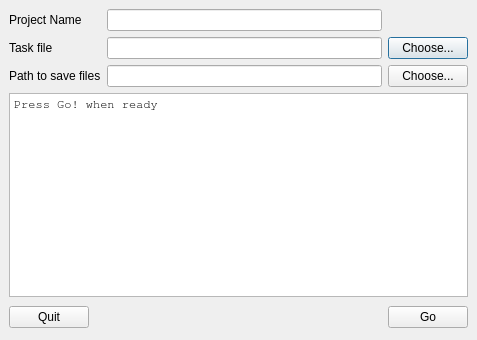
clam-project/clam, file CLAM_Annotator/SimacServicesClient/GUI.ui: the form before one commit.
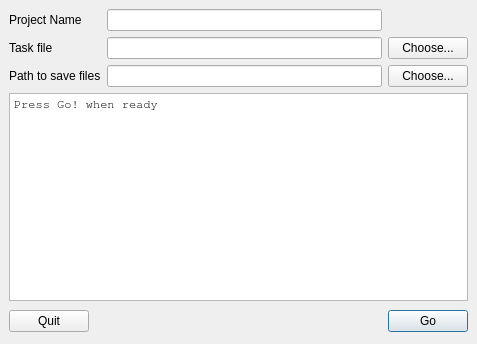
The form after the commit. Icons and pictures are not drawn. Custom widgets are drawn as their Qt base class.

Commit message: Go is teh default button

```diff
--- a/CLAM_Annotator/SimacServicesClient/GUI.ui
+++ b/CLAM_Annotator/SimacServicesClient/GUI.ui
@@ -9,7 +9,7 @@
     <x>0</x>
     <y>0</y>
     <width>477</width>
-    <height>340</height>
+    <height>344</height>
    </rect>
   </property>
   <property name="sizePolicy" >
@@ -153,6 +153,9 @@
        <property name="text" >
         <string>Go</string>
        </property>
+       <property name="default" >
+        <bool>true</bool>
+       </property>
       </widget>
      </item>
     </layout>
```
